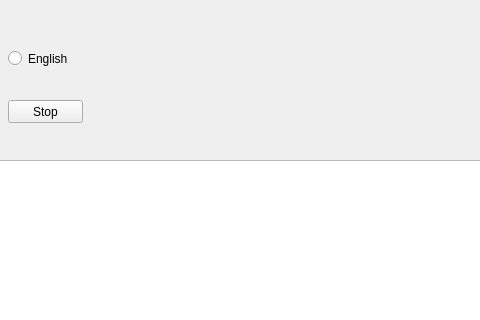
Above: VoiceInput.ui from wyxpku/VoiceInput before the change; both pictures show x 112 to 592 and y 0 to 320 of the 803 by 606 pixel window. Below: the same form after it.
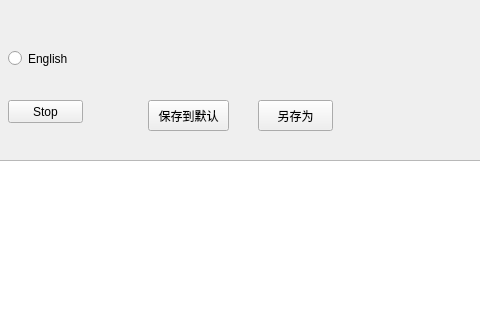
That is the form after the change.

Patch:
```diff
--- a/VoiceInput.ui
+++ b/VoiceInput.ui
@@ -100,6 +100,32 @@
      </rect>
     </property>
    </widget>
+   <widget class="QPushButton" name="save_df">
+    <property name="geometry">
+     <rect>
+      <x>260</x>
+      <y>100</y>
+      <width>81</width>
+      <height>31</height>
+     </rect>
+    </property>
+    <property name="text">
+     <string>保存到默认</string>
+    </property>
+   </widget>
+   <widget class="QPushButton" name="save_my">
+    <property name="geometry">
+     <rect>
+      <x>370</x>
+      <y>100</y>
+      <width>75</width>
+      <height>31</height>
+     </rect>
+    </property>
+    <property name="text">
+     <string>另存为</string>
+    </property>
+   </widget>
   </widget>
   <widget class="QMenuBar" name="menubar">
    <property name="geometry">
```
